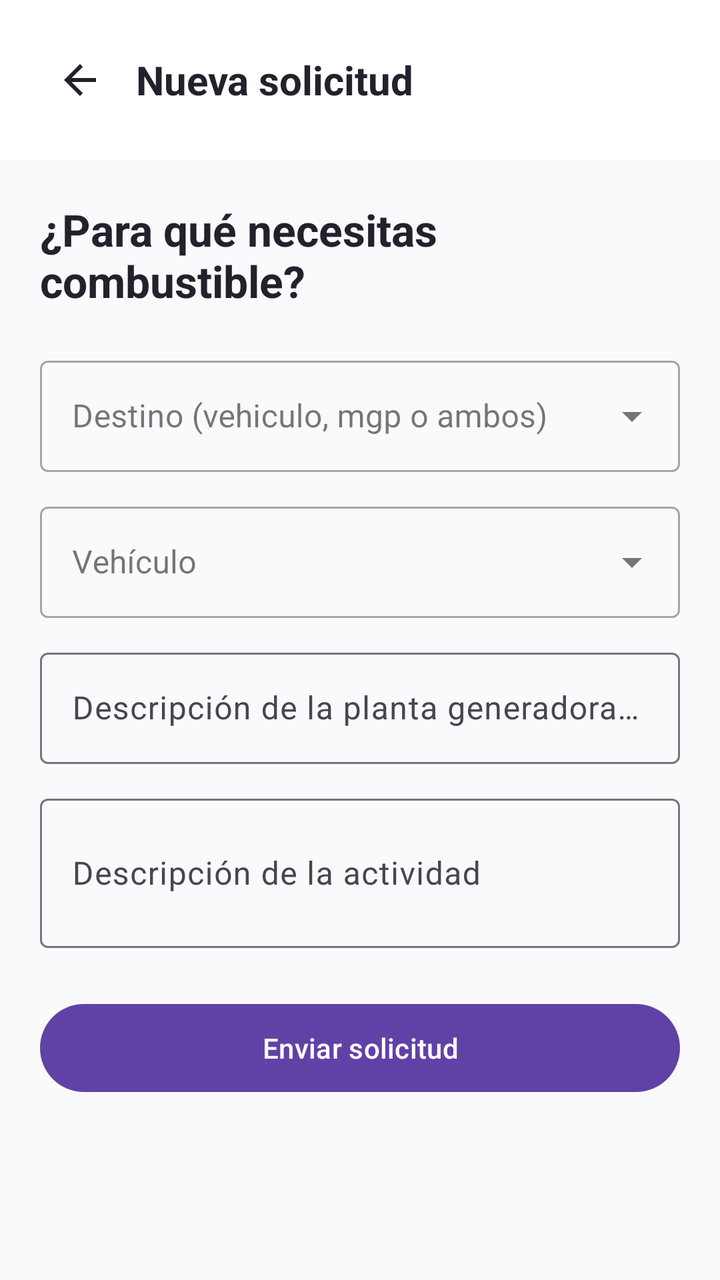
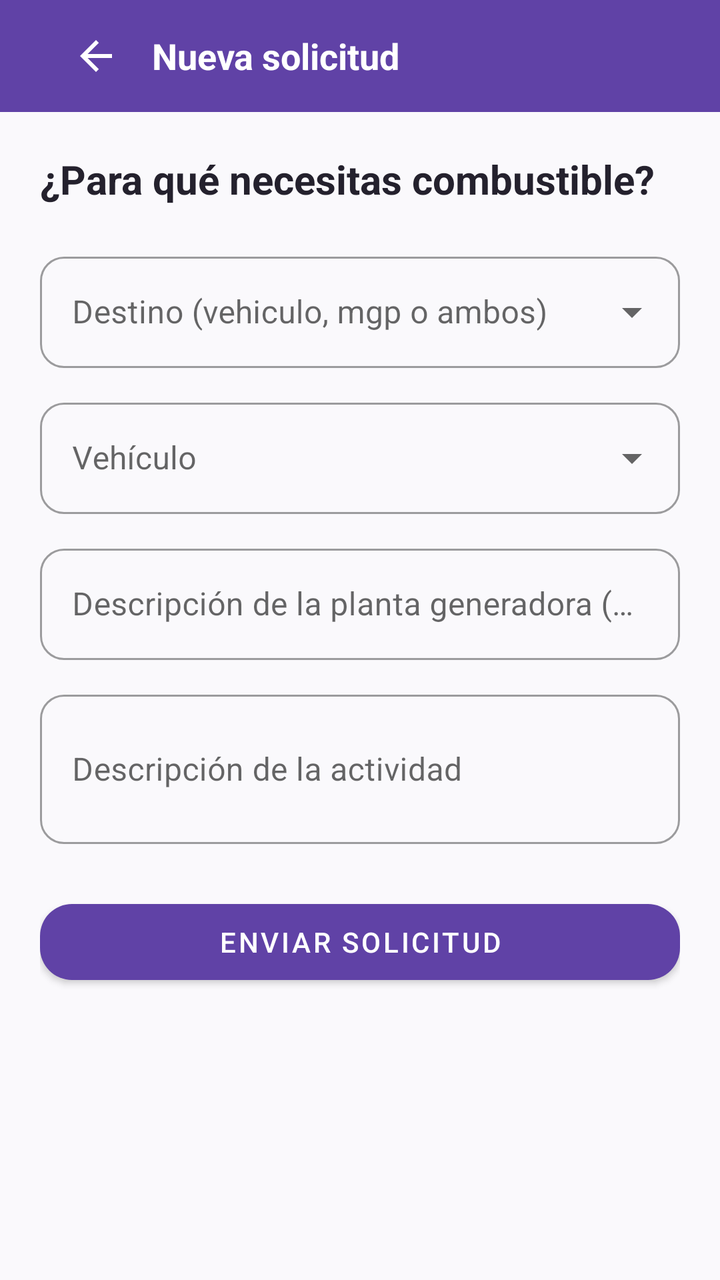

An Android layout rendered at two revisions. The XML below is the earlier revision; the diff shows what the commit changed to produce the second picture.
<!-- AndroidManifest.xml: application theme Theme.ApiMovil -->
<!-- res/layout/fragment_nueva_solicitud.xml -->
<?xml version="1.0" encoding="utf-8"?>
<LinearLayout xmlns:android="http://schemas.android.com/apk/res/android"
    xmlns:app="http://schemas.android.com/apk/res-auto"
    android:layout_width="match_parent"
    android:layout_height="match_parent"
    android:orientation="vertical"
    android:background="@color/fondo">

    <LinearLayout
        android:layout_width="match_parent"
        android:layout_height="wrap_content"
        android:orientation="horizontal"
        android:gravity="center_vertical"
        android:background="@color/blanco"
        android:padding="20dp">

        <ImageButton
            android:id="@+id/btnVolver"
            android:layout_width="40dp"
            android:layout_height="40dp"
            android:src="@drawable/ic_back"
            android:background="?attr/selectableItemBackgroundBorderless"
            android:contentDescription="@string/volver" />

        <TextView
            android:text="@string/nueva_solicitud"
            android:layout_width="wrap_content"
            android:layout_height="wrap_content"
            android:textSize="20sp"
            android:textStyle="bold"
            android:textColor="@color/texto_principal"
            android:layout_marginStart="8dp" />
    </LinearLayout>

    <ScrollView
        android:layout_width="match_parent"
        android:layout_height="0dp"
        android:layout_weight="1">

        <LinearLayout
            android:layout_width="match_parent"
            android:layout_height="wrap_content"
            android:orientation="vertical"
            android:padding="20dp">

            <TextView
                android:layout_width="wrap_content"
                android:layout_height="wrap_content"
                android:text="@string/para_que_necesitas_combustible"
                android:textSize="22sp"
                android:textStyle="bold"
                android:textColor="@color/texto_principal"
                android:layout_marginBottom="20dp" />

            <com.google.android.material.textfield.TextInputLayout
                style="@style/Widget.MaterialComponents.TextInputLayout.OutlinedBox.ExposedDropdownMenu"
                android:layout_width="match_parent"
                android:layout_height="wrap_content"
                android:hint="@string/destino">
                <com.google.android.material.textfield.MaterialAutoCompleteTextView
                    android:id="@+id/spinnerDestino"
                    android:layout_width="match_parent"
                    android:layout_height="wrap_content"
                    android:inputType="none" />
            </com.google.android.material.textfield.TextInputLayout>

            <com.google.android.material.textfield.TextInputLayout
                android:id="@+id/layoutVehiculo"
                style="@style/Widget.MaterialComponents.TextInputLayout.OutlinedBox.ExposedDropdownMenu"
                android:layout_width="match_parent"
                android:layout_height="wrap_content"
                android:layout_marginTop="12dp"
                android:hint="@string/vehiculo">
                <com.google.android.material.textfield.MaterialAutoCompleteTextView
                    android:id="@+id/spinnerVehiculo"
                    android:layout_width="match_parent"
                    android:layout_height="wrap_content"
                    android:inputType="none" />
            </com.google.android.material.textfield.TextInputLayout>

            <com.google.android.material.textfield.TextInputLayout
                android:id="@+id/layoutDescripcionMgp"
                android:layout_width="match_parent"
                android:layout_height="wrap_content"
                android:layout_marginTop="12dp"
                android:hint="@string/descripcion_de_la_planta_mgp">
                <com.google.android.material.textfield.TextInputEditText
                    android:id="@+id/inputDescripcionMgp"
                    android:layout_width="match_parent"
                    android:layout_height="wrap_content" />
            </com.google.android.material.textfield.TextInputLayout>

            <com.google.android.material.textfield.TextInputLayout
                android:layout_width="match_parent"
                android:layout_height="wrap_content"
                android:layout_marginTop="12dp"
                android:hint="@string/descripcion_de_la_actividad">
                <com.google.android.material.textfield.TextInputEditText
                    android:id="@+id/inputActividad"
                    android:layout_width="match_parent"
                    android:layout_height="wrap_content"
                    android:minLines="2" />
            </com.google.android.material.textfield.TextInputLayout>

            <com.google.android.material.button.MaterialButton
                android:id="@+id/btnEnviar"
                android:layout_width="match_parent"
                android:layout_height="52dp"
                android:layout_marginTop="24dp"
                android:text="@string/enviar_solicitud"
                app:cornerRadius="28dp"
                app:backgroundTint="@color/marca" />

            <ProgressBar
                android:id="@+id/progress"
                android:layout_width="wrap_content"
                android:layout_height="wrap_content"
                android:layout_gravity="center"
                android:layout_marginTop="16dp"
                android:visibility="gone" />

            <TextView
                android:id="@+id/textError"
                android:layout_width="match_parent"
                android:layout_height="wrap_content"
                android:layout_marginTop="12dp"
                android:gravity="center"
                android:textColor="@color/estado_vencida"
                android:visibility="gone" />

        </LinearLayout>
    </ScrollView>
</LinearLayout>
<!-- resources referenced by this layout -->
<resources>
  <color name="blanco">#FFFFFF</color>
  <color name="estado_vencida">#C62828</color>
  <color name="fondo">#FAF9FC</color>
  <color name="marca">#6042A6</color>
  <color name="texto_principal">#24212D</color>
  <!-- drawable ic_back (drawable) -->
  <?xml version="1.0" encoding="utf-8"?>
  <vector xmlns:android="http://schemas.android.com/apk/res/android"
      android:width="24dp" android:height="24dp"
      android:viewportWidth="24" android:viewportHeight="24">
      <path android:fillColor="#24212D"
          android:pathData="M20,11H7.83l5.59,-5.59L12,4l-8,8 8,8 1.41,-1.41L7.83,13H20v-2z" />
  </vector>
  <string name="descripcion_de_la_actividad">Descripción de la actividad</string>
  <string name="descripcion_de_la_planta_mgp">Descripción de la planta generadora (MGP)</string>
  <string name="destino">Destino (vehiculo, mgp o ambos)</string>
  <string name="enviar_solicitud">Enviar solicitud</string>
  <string name="nueva_solicitud">Nueva solicitud</string>
  <string name="para_que_necesitas_combustible">¿Para qué necesitas combustible?</string>
  <string name="vehiculo">Vehículo</string>
  <string name="volver">Volver</string>
  <style name="Theme.ApiMovil" parent="Theme.Material3.DayNight.NoActionBar">
          <item name="colorPrimary">@color/purple_500</item>
          <item name="colorPrimaryVariant">@color/purple_700</item>
          <item name="colorOnPrimary">@color/white</item>
          <item name="colorSecondary">@color/teal_200</item>
      </style>
  <color name="purple_500">#6042A6</color>
  <color name="purple_700">#342052</color>
  <color name="white">#FFFFFFFF</color>
  <color name="teal_200">#6042A6</color>
</resources>

<!-- the commit's change to res/layout/fragment_nueva_solicitud.xml (unified diff, before → after) -->
@@ -3,34 +3,47 @@
     xmlns:app="http://schemas.android.com/apk/res-auto"
     android:layout_width="match_parent"
     android:layout_height="match_parent"
-    android:orientation="vertical"
-    android:background="@color/fondo">
+    android:background="@color/fondo"
+    android:orientation="vertical">
 
-    <LinearLayout
+    <com.google.android.material.appbar.AppBarLayout
         android:layout_width="match_parent"
         android:layout_height="wrap_content"
-        android:orientation="horizontal"
-        android:gravity="center_vertical"
-        android:background="@color/blanco"
-        android:padding="20dp">
+        app:elevation="0dp">
 
-        <ImageButton
-            android:id="@+id/btnVolver"
-            android:layout_width="40dp"
-            android:layout_height="40dp"
-            android:src="@drawable/ic_back"
-            android:background="?attr/selectableItemBackgroundBorderless"
-            android:contentDescription="@string/volver" />
+        <com.google.android.material.appbar.MaterialToolbar
+            android:layout_width="match_parent"
+            android:layout_height="?attr/actionBarSize"
+            android:background="?attr/colorPrimary">
 
-        <TextView
-            android:text="@string/nueva_solicitud"
-            android:layout_width="wrap_content"
-            android:layout_height="wrap_content"
-            android:textSize="20sp"
-            android:textStyle="bold"
-            android:textColor="@color/texto_principal"
-            android:layout_marginStart="8dp" />
-    </LinearLayout>
+            <LinearLayout
+                android:layout_width="match_parent"
+                android:layout_height="wrap_content"
+                android:gravity="center_vertical"
+                android:orientation="horizontal"
+                android:paddingHorizontal="12dp">
+
+                <ImageButton
+                    android:id="@+id/btnVolver"
+                    android:layout_width="40dp"
+                    android:layout_height="40dp"
+                    android:background="?attr/selectableItemBackgroundBorderless"
+                    android:contentDescription="@string/volver"
+                    android:src="@drawable/ic_back"
+                    app:tint="@color/blanco" />
+
+                <TextView
+                    android:layout_width="wrap_content"
+                    android:layout_height="wrap_content"
+                    android:layout_marginStart="8dp"
+                    android:text="@string/nueva_solicitud"
+                    android:textColor="@color/blanco"
+                    android:textSize="18sp"
+                    android:textStyle="bold" />
+            </LinearLayout>
+
+        </com.google.android.material.appbar.MaterialToolbar>
+    </com.google.android.material.appbar.AppBarLayout>
 
     <ScrollView
         android:layout_width="match_parent"
@@ -46,17 +59,22 @@
             <TextView
                 android:layout_width="wrap_content"
                 android:layout_height="wrap_content"
+                android:layout_marginBottom="20dp"
                 android:text="@string/para_que_necesitas_combustible"
-                android:textSize="22sp"
-                android:textStyle="bold"
                 android:textColor="@color/texto_principal"
-                android:layout_marginBottom="20dp" />
+                android:textSize="20sp"
+                android:textStyle="bold" />
 
             <com.google.android.material.textfield.TextInputLayout
                 style="@style/Widget.MaterialComponents.TextInputLayout.OutlinedBox.ExposedDropdownMenu"
                 android:layout_width="match_parent"
                 android:layout_height="wrap_content"
-                android:hint="@string/destino">
+                android:hint="@string/destino"
+                app:boxCornerRadiusBottomEnd="12dp"
+                app:boxCornerRadiusBottomStart="12dp"
+                app:boxCornerRadiusTopEnd="12dp"
+                app:boxCornerRadiusTopStart="12dp">
+
                 <com.google.android.material.textfield.MaterialAutoCompleteTextView
                     android:id="@+id/spinnerDestino"
                     android:layout_width="match_parent"
@@ -70,7 +88,12 @@
                 android:layout_width="match_parent"
                 android:layout_height="wrap_content"
                 android:layout_marginTop="12dp"
-                android:hint="@string/vehiculo">
+                android:hint="@string/vehiculo"
+                app:boxCornerRadiusBottomEnd="12dp"
+                app:boxCornerRadiusBottomStart="12dp"
+                app:boxCornerRadiusTopEnd="12dp"
+                app:boxCornerRadiusTopStart="12dp">
+
                 <com.google.android.material.textfield.MaterialAutoCompleteTextView
                     android:id="@+id/spinnerVehiculo"
                     android:layout_width="match_parent"
@@ -80,10 +103,16 @@
 
             <com.google.android.material.textfield.TextInputLayout
                 android:id="@+id/layoutDescripcionMgp"
+                style="@style/Widget.MaterialComponents.TextInputLayout.OutlinedBox"
                 android:layout_width="match_parent"
                 android:layout_height="wrap_content"
                 android:layout_marginTop="12dp"
-                android:hint="@string/descripcion_de_la_planta_mgp">
+                android:hint="@string/descripcion_de_la_planta_mgp"
+                app:boxCornerRadiusBottomEnd="12dp"
+                app:boxCornerRadiusBottomStart="12dp"
+                app:boxCornerRadiusTopEnd="12dp"
+                app:boxCornerRadiusTopStart="12dp">
+
                 <com.google.android.material.textfield.TextInputEditText
                     android:id="@+id/inputDescripcionMgp"
                     android:layout_width="match_parent"
@@ -91,10 +120,16 @@
             </com.google.android.material.textfield.TextInputLayout>
 
             <com.google.android.material.textfield.TextInputLayout
+                style="@style/Widget.MaterialComponents.TextInputLayout.OutlinedBox"
                 android:layout_width="match_parent"
                 android:layout_height="wrap_content"
                 android:layout_marginTop="12dp"
-                android:hint="@string/descripcion_de_la_actividad">
+                android:hint="@string/descripcion_de_la_actividad"
+                app:boxCornerRadiusBottomEnd="12dp"
+                app:boxCornerRadiusBottomStart="12dp"
+                app:boxCornerRadiusTopEnd="12dp"
+                app:boxCornerRadiusTopStart="12dp">
+
                 <com.google.android.material.textfield.TextInputEditText
                     android:id="@+id/inputActividad"
                     android:layout_width="match_parent"
@@ -105,16 +140,16 @@
             <com.google.android.material.button.MaterialButton
                 android:id="@+id/btnEnviar"
                 android:layout_width="match_parent"
-                android:layout_height="52dp"
+                android:layout_height="50dp"
                 android:layout_marginTop="24dp"
                 android:text="@string/enviar_solicitud"
-                app:cornerRadius="28dp"
-                app:backgroundTint="@color/marca" />
+                app:backgroundTint="@color/marca"
+                app:cornerRadius="16dp" />
 
             <ProgressBar
                 android:id="@+id/progress"
-                android:layout_width="wrap_content"
-                android:layout_height="wrap_content"
+                android:layout_width="40dp"
+                android:layout_height="40dp"
                 android:layout_gravity="center"
                 android:layout_marginTop="16dp"
                 android:visibility="gone" />
@@ -124,8 +159,10 @@
                 android:layout_width="match_parent"
                 android:layout_height="wrap_content"
                 android:layout_marginTop="12dp"
+                android:accessibilityLiveRegion="polite"
                 android:gravity="center"
                 android:textColor="@color/estado_vencida"
+                android:textSize="13sp"
                 android:visibility="gone" />
 
         </LinearLayout>
<!-- resource entries referenced after the edit -->
@@ -21,15 +21,16 @@
   <string name="para_que_necesitas_combustible">¿Para qué necesitas combustible?</string>
   <string name="vehiculo">Vehículo</string>
   <string name="volver">Volver</string>
-  <style name="Theme.ApiMovil" parent="Theme.Material3.DayNight.NoActionBar">
-          <item name="colorPrimary">@color/purple_500</item>
-          <item name="colorPrimaryVariant">@color/purple_700</item>
-          <item name="colorOnPrimary">@color/white</item>
-          <item name="colorSecondary">@color/teal_200</item>
+  <style name="Theme.ApiMovil" parent="Theme.MaterialComponents.DayNight.NoActionBar">
+          <item name="colorPrimary">@color/marca</item>
+          <item name="colorPrimaryVariant">@color/marca_oscuro</item>
+          <item name="colorOnPrimary">@color/blanco</item>
+          <item name="colorSecondary">@color/marca_claro</item>
+          <item name="colorOnSecondary">@color/texto_principal</item>
+          <item name="android:windowBackground">@color/fondo</item>
+          <item name="android:statusBarColor">@color/marca_oscuro</item>
       </style>
-  <color name="purple_500">#6042A6</color>
-  <color name="purple_700">#342052</color>
-  <color name="white">#FFFFFFFF</color>
-  <color name="teal_200">#6042A6</color>
+  <color name="marca_oscuro">#342052</color>
+  <color name="marca_claro">#EEE7FA</color>
 </resources>
 
